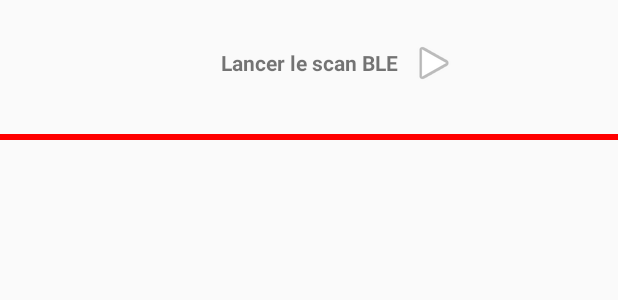
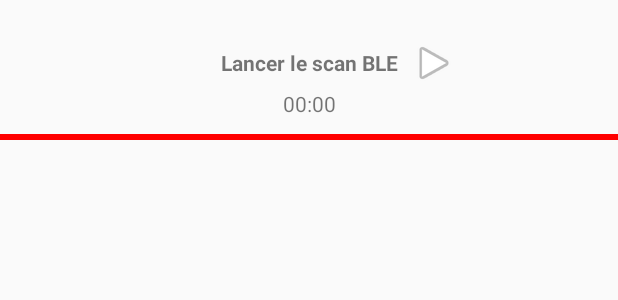
Before and after one commit to ArmandGazzano/AndroidToolBox, an Android app: the layout activity_bluetooth.xml on its own in the app's theme, with its tools: preview values and no code run, on a phone screen of 412 x 824 dp. Shown: the top 300 px of the screen. Run offline under Robolectric (Android 15) with nearby library versions, the phone set to English and light mode, and no system bars.

Commit message:
Bluetooth

```diff
--- a/app/src/main/AndroidManifest.xml
+++ b/app/src/main/AndroidManifest.xml
@@ -20,6 +20,7 @@
         android:roundIcon="@mipmap/ic_launcher_round"
         android:supportsRtl="true"
         android:theme="@style/AppTheme">
+        <activity android:name=".BluetoothDetails"></activity>
         <activity android:name=".BluetoothActivity" />
         <activity android:name=".WebServiceDetails" />
         <activity android:name=".WebServicesActivity" />
--- a/app/src/main/java/fr/isen/gazzano/androidtoolbox/BluetoothActivityAdapter.kt
+++ b/app/src/main/java/fr/isen/gazzano/androidtoolbox/BluetoothActivityAdapter.kt
@@ -9,10 +9,8 @@ import android.widget.TextView
 import androidx.recyclerview.widget.RecyclerView
 import kotlinx.android.synthetic.main.bluetooth_cell.view.*
 
-
 class BluetoothActivityAdapter(private val scanResults: ArrayList<ScanResult>, private val deviceClickListener: (BluetoothDevice) -> Unit) :
     RecyclerView.Adapter<BluetoothActivityAdapter.DevicesViewHolder>() {
-
 
     class DevicesViewHolder(devicesView: View) : RecyclerView.ViewHolder(devicesView){
         val layout = devicesView.layoutCell
@@ -23,7 +21,6 @@ class BluetoothActivityAdapter(private val scanResults: ArrayList<ScanResult>, p
 
     override fun onCreateViewHolder(parent: ViewGroup, viewType: Int): DevicesViewHolder {
         val view = LayoutInflater.from(parent.context).inflate(R.layout.bluetooth_cell, parent, false)
-
 
         return DevicesViewHolder(view)
     }
@@ -39,8 +36,6 @@ class BluetoothActivityAdapter(private val scanResults: ArrayList<ScanResult>, p
         }
     }
 
-
-
     fun addDeviceToList(result: ScanResult) {
         val index = scanResults.indexOfFirst { it.device.address == result.device.address }
         if (index != -1) {
--- a/app/src/main/res/layout/activity_bluetooth.xml
+++ b/app/src/main/res/layout/activity_bluetooth.xml
@@ -34,17 +34,19 @@
     <ProgressBar
         android:id="@+id/progressBar"
         style="?android:attr/progressBarStyleHorizontal"
-        android:layout_width="411dp"
+        android:layout_width="match_parent"
         android:layout_height="wrap_content"
         android:layout_marginTop="32dp"
+        app:layout_constraintEnd_toEndOf="parent"
         app:layout_constraintStart_toStartOf="parent"
         app:layout_constraintTop_toBottomOf="@+id/textView12" />
 
     <TextView
         android:id="@+id/bleTextFailed"
-        android:layout_width="404dp"
-        android:layout_height="33dp"
+        android:layout_width="411dp"
+        android:layout_height="29dp"
         android:text="@string/telephone_non_compatible_avec_le_ble"
+        android:textAlignment="center"
         android:textColor="#000"
         android:textSize="21sp"
         android:textStyle="bold"
@@ -68,11 +70,22 @@
     <androidx.recyclerview.widget.RecyclerView
         android:id="@+id/deviceListRV"
         android:layout_width="match_parent"
-        android:layout_height="800dp"
+        android:layout_height="wrap_content"
         android:layout_marginTop="8dp"
         app:layout_constraintEnd_toEndOf="@+id/bleTextFailed"
+        app:layout_constraintHorizontal_bias="1.0"
         app:layout_constraintStart_toStartOf="parent"
         app:layout_constraintTop_toBottomOf="@+id/dividerBle" />
 
+    <TextView
+        android:id="@+id/timer"
+        android:layout_width="wrap_content"
+        android:layout_height="wrap_content"
+        android:layout_marginTop="8dp"
+        android:text="@string/_10_00"
+        app:layout_constraintEnd_toEndOf="parent"
+        app:layout_constraintStart_toStartOf="parent"
+        app:layout_constraintTop_toBottomOf="@+id/textView12" />
+
 
 </androidx.constraintlayout.widget.ConstraintLayout>
--- a/app/src/main/res/layout/activity_permissions.xml
+++ b/app/src/main/res/layout/activity_permissions.xml
@@ -44,7 +44,7 @@
     <androidx.recyclerview.widget.RecyclerView
         android:id="@+id/listContact"
         android:layout_width="364dp"
-        android:layout_height="776dp"
+        android:layout_height="wrap_content"
         android:layout_marginTop="64dp"
         app:layout_constraintEnd_toEndOf="parent"
         app:layout_constraintStart_toStartOf="parent"
--- a/app/src/main/res/layout/activity_permissions_cell.xml
+++ b/app/src/main/res/layout/activity_permissions_cell.xml
@@ -9,9 +9,11 @@
         android:id="@+id/contactName"
         android:layout_width="365dp"
         android:layout_height="33dp"
-        android:layout_marginTop="16dp"
+        android:layout_marginTop="8dp"
+        android:layout_marginBottom="8dp"
         android:text="@string/contact_name"
         android:textSize="18sp"
+        app:layout_constraintBottom_toBottomOf="parent"
         app:layout_constraintEnd_toEndOf="parent"
         app:layout_constraintStart_toStartOf="parent"
         app:layout_constraintTop_toTopOf="parent" />
--- a/app/src/main/res/layout/activity_save.xml
+++ b/app/src/main/res/layout/activity_save.xml
@@ -70,7 +70,7 @@
         android:id="@+id/readButton"
         android:layout_width="wrap_content"
         android:layout_height="wrap_content"
-        android:layout_marginBottom="96dp"
+        android:layout_marginBottom="64dp"
         android:text="@string/lecture"
         app:layout_constraintBottom_toBottomOf="parent"
         app:layout_constraintEnd_toEndOf="parent"
--- a/app/src/main/res/values/strings.xml
+++ b/app/src/main/res/values/strings.xml
@@ -37,5 +37,8 @@
     <string name="lancer_le_scan_ble">Lancer le scan BLE</string>
     <string name="bluetooth">Bluetooth</string>
     <string name="telephone_non_compatible_avec_le_ble">TELEPHONE NON COMPATIBLE AVEC LE BLE</string>
-    <string name="_00">00</string>
+    <string name="_00">000</string>
+    <string name="red">red</string>
+    <string name="textview">TextView</string>
+    <string name="_10_00">00:00</string>
 </resources>
```
Also changed, not shown: app/src/main/java/fr/isen/gazzano/androidtoolbox/BluetoothActivity.kt (+55 -8 lines), app/src/main/java/fr/isen/gazzano/androidtoolbox/BluetoothDetails.kt (added, +12 -0 lines), app/src/main/res/layout/activity_bluetooth_details.xml (added, +9 -0 lines), app/src/main/res/layout/bluetooth_cell.xml (+5 -5 lines), app/src/main/res/drawable/rssiBack.png (added).
